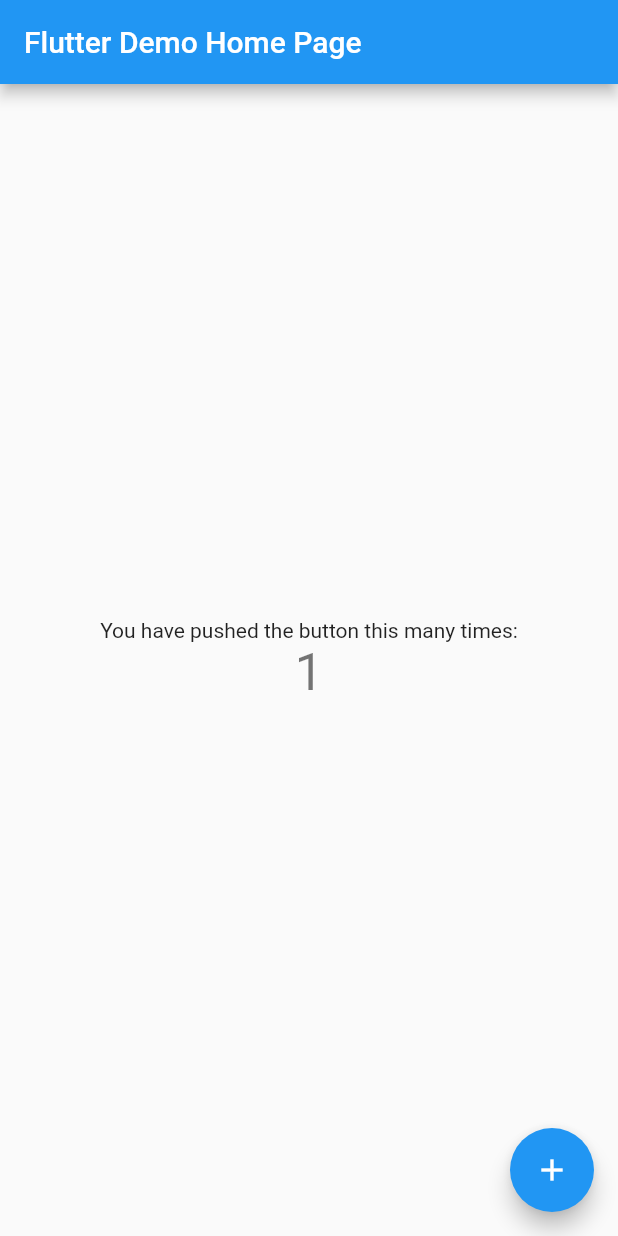
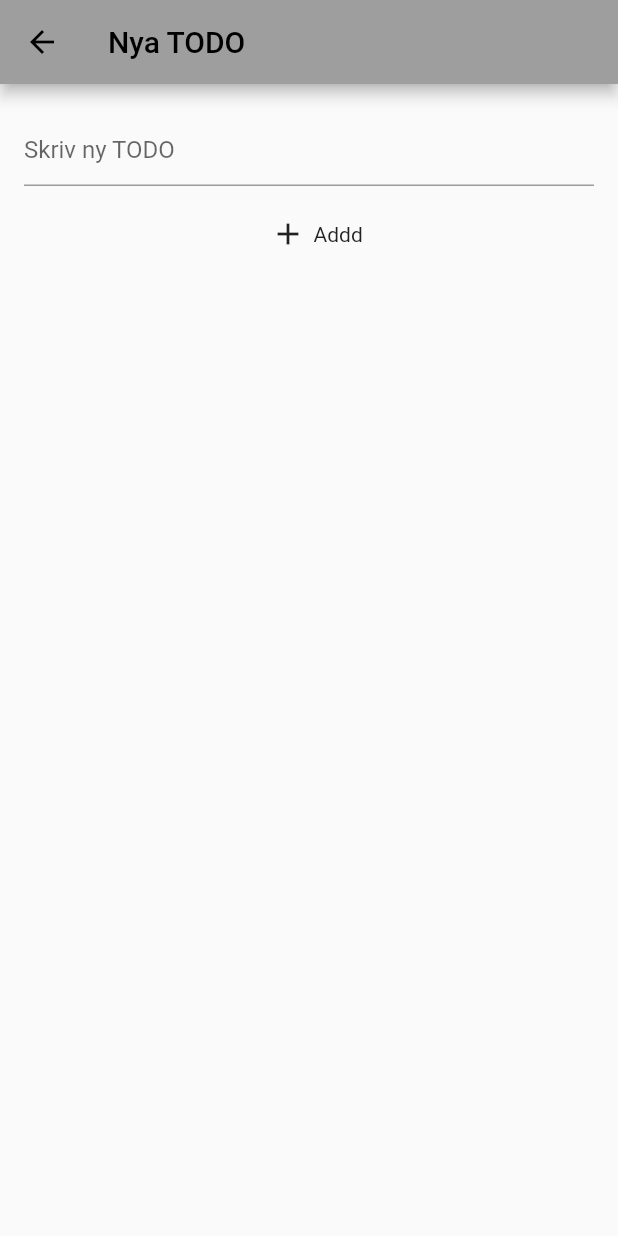
Before and after one commit to gu-tig169-ht21/gusberlow, a Flutter app: the screen it shows after launch, after a tap on the "add" icon, on a phone screen of 412 x 824 dp. Run offline on Flutter 3.47's test engine with Material 2 defaults, Android fonts, the light colour scheme and no system bars.

Commit message:
La in kod på nytt

```diff
--- a/lib/main.dart
+++ b/lib/main.dart
@@ -1,115 +1,126 @@
 import 'package:flutter/material.dart';
 
 void main() {
-  runApp(const MyApp());
+  runApp(MyApp());
 }
 
 class MyApp extends StatelessWidget {
-  const MyApp({Key? key}) : super(key: key);
-
-  // This widget is the root of your application.
   @override
   Widget build(BuildContext context) {
     return MaterialApp(
-      title: 'Flutter Demo',
+      home: MainView(),
       theme: ThemeData(
-        // This is the theme of your application.
-        //
-        // Try running your application with "flutter run". You'll see the
-        // application has a blue toolbar. Then, without quitting the app, try
-        // changing the primarySwatch below to Colors.green and then invoke
-        // "hot reload" (press "r" in the console where you ran "flutter run",
-        // or simply save your changes to "hot reload" in a Flutter IDE).
-        // Notice that the counter didn't reset back to zero; the application
-        // is not restarted.
-        primarySwatch: Colors.blue,
+        primarySwatch: Colors.grey,
       ),
-      home: const MyHomePage(title: 'Flutter Demo Home Page'),
     );
   }
 }
 
-class MyHomePage extends StatefulWidget {
-  const MyHomePage({Key? key, required this.title}) : super(key: key);
+class MainView extends StatelessWidget {
+  @override
+  Widget build(BuildContext context) {
+    return Scaffold(
+      appBar: AppBar(
+        backgroundColor: Colors.grey,
+        foregroundColor: Colors.black,
+        centerTitle: true,
+        title: const Text('TIG169 TODO'),
+        actions: [
+          IconButton(
+            icon: const Icon(Icons.more_vert),
+            onPressed: () {},
+          ),
+        ],
+      ),
+      body: _list(),
+      floatingActionButton: FloatingActionButton(
+        onPressed: () {
+          Navigator.push(
+              context, MaterialPageRoute(builder: (context) => SecondView()));
+        },
+        child: const Icon(Icons.add, color: Colors.white, size: 42),
+      ),
+    );
+  }
 
-  // This widget is the home page of your application. It is stateful, meaning
-  // that it has a State object (defined below) that contains fields that affect
-  // how it looks.
+  Widget _list() {
+    return ListView(
+      children: [
+        _item('Köpa Körv'),
+        _item('Gå till frissan'),
+        _item('Kidnappa vovve'),
+        _item('Lyfta skrot'),
+        _item('Hugga ved'),
+      ],
+    );
+  }
 
-  // This class is the configuration for the state. It holds the values (in this
-  // case the title) provided by the parent (in this case the App widget) and
-  // used by the build method of the State. Fields in a Widget subclass are
-  // always marked "final".
-
-  final String title;
-
-  @override
-  State<MyHomePage> createState() => _MyHomePageState();
+  Widget _item(strText) {
+    return ListTile(
+      leading: Icon(Icons.check_box_outline_blank),
+      title: Text(strText),
+      trailing: Icon(Icons.highlight_remove),
+    );
+  }
 }
 
-class _MyHomePageState extends State<MyHomePage> {
-  int _counter = 0;
+Widget _checkboxRow() {
+  return Container(
+    margin: EdgeInsets.only(top: 25, bottom: 50),
+    child: Row(
+      children: [
+        Checkbox(
+          value: false,
+          onChanged: (val) {},
+        ),
+        const Text('Write a book'),
+        Container(width: 250),
+        const Icon(Icons.close),
+      ],
+    ),
+  );
+}
 
-  void _incrementCounter() {
-    setState(() {
-      // This call to setState tells the Flutter framework that something has
-      // changed in this State, which causes it to rerun the build method below
-      // so that the display can reflect the updated values. If we changed
-      // _counter without calling setState(), then the build method would not be
-      // called again, and so nothing would appear to happen.
-      _counter++;
-    });
-  }
-
-  @override
+class SecondView extends StatelessWidget {
   Widget build(BuildContext context) {
-    // This method is rerun every time setState is called, for instance as done
-    // by the _incrementCounter method above.
-    //
-    // The Flutter framework has been optimized to make rerunning build methods
-    // fast, so that you can just rebuild anything that needs updating rather
-    // than having to individually change instances of widgets.
     return Scaffold(
-      appBar: AppBar(
-        // Here we take the value from the MyHomePage object that was created by
-        // the App.build method, and use it to set our appbar title.
-        title: Text(widget.title),
-      ),
+      appBar: AppBar(title: Text('Nya TODO')),
       body: Center(
-        // Center is a layout widget. It takes a single child and positions it
-        // in the middle of the parent.
         child: Column(
-          // Column is also a layout widget. It takes a list of children and
-          // arranges them vertically. By default, it sizes itself to fit its
-          // children horizontally, and tries to be as tall as its parent.
-          //
-          // Invoke "debug painting" (press "p" in the console, choose the
-          // "Toggle Debug Paint" action from the Flutter Inspector in Android
-          // Studio, or the "Toggle Debug Paint" command in Visual Studio Code)
-          // to see the wireframe for each widget.
-          //
-          // Column has various properties to control how it sizes itself and
-          // how it positions its children. Here we use mainAxisAlignment to
-          // center the children vertically; the main axis here is the vertical
-          // axis because Columns are vertical (the cross axis would be
-          // horizontal).
-          mainAxisAlignment: MainAxisAlignment.center,
-          children: <Widget>[
-            const Text(
-              'You have pushed the button this many times:',
-            ),
-            Text(
-              '$_counter',
-              style: Theme.of(context).textTheme.headline4,
-            ),
+          mainAxisAlignment: MainAxisAlignment.start,
+          crossAxisAlignment: CrossAxisAlignment.start,
+          children: [
+            Container(height: 20),
+            _nameInputField(),
+            Container(height: 20),
+            _addText(),
           ],
         ),
       ),
-      floatingActionButton: FloatingActionButton(
-        onPressed: _incrementCounter,
-        tooltip: 'Increment',
-        child: const Icon(Icons.add),
-      ), // This trailing comma makes auto-formatting nicer for build methods.
+    );
+  }
+
+  Widget _nameInputField() {
+    return Container(
+      margin: EdgeInsets.only(left: 16, right: 16),
+      child: TextField(
+        decoration: InputDecoration(hintText: 'Skriv ny TODO'),
+      ),
+    );
+  }
+
+  Widget _addText() {
+    return Row(
+      children: [
+        Container(
+          margin: EdgeInsets.only(left: 180),
+          child: Icon(Icons.add),
+        ),
+        Container(
+          margin: EdgeInsets.only(left: 5),
+          child: Text('Addd'),
+        ),
+      ],
     );
   }
 }
```
